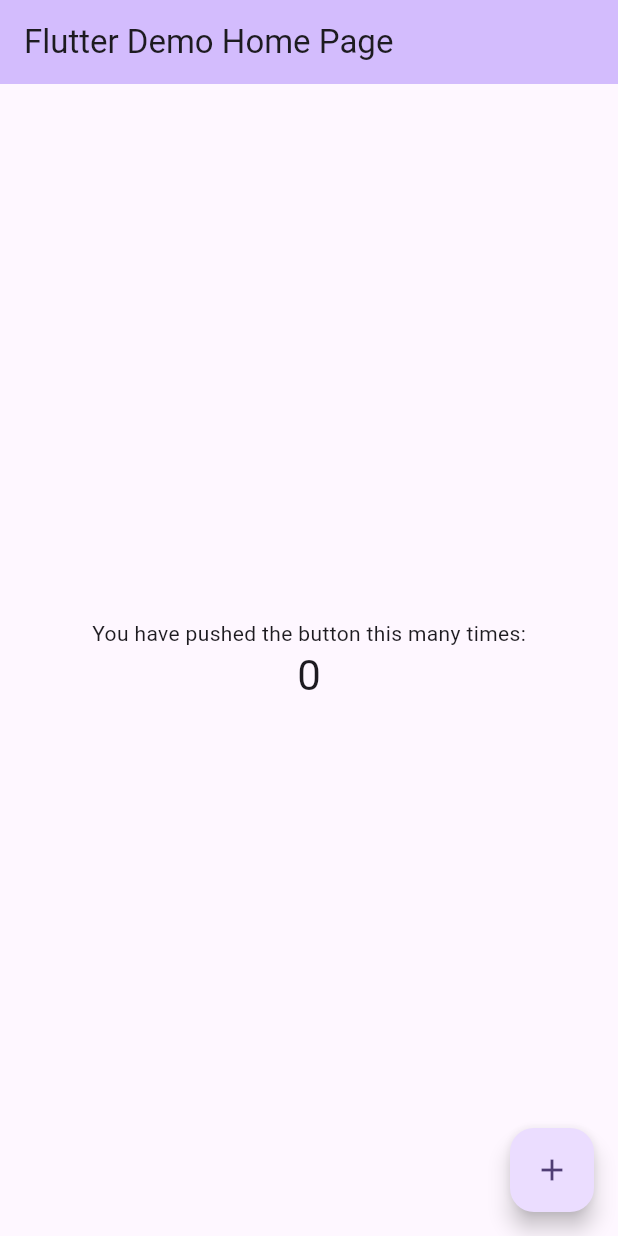
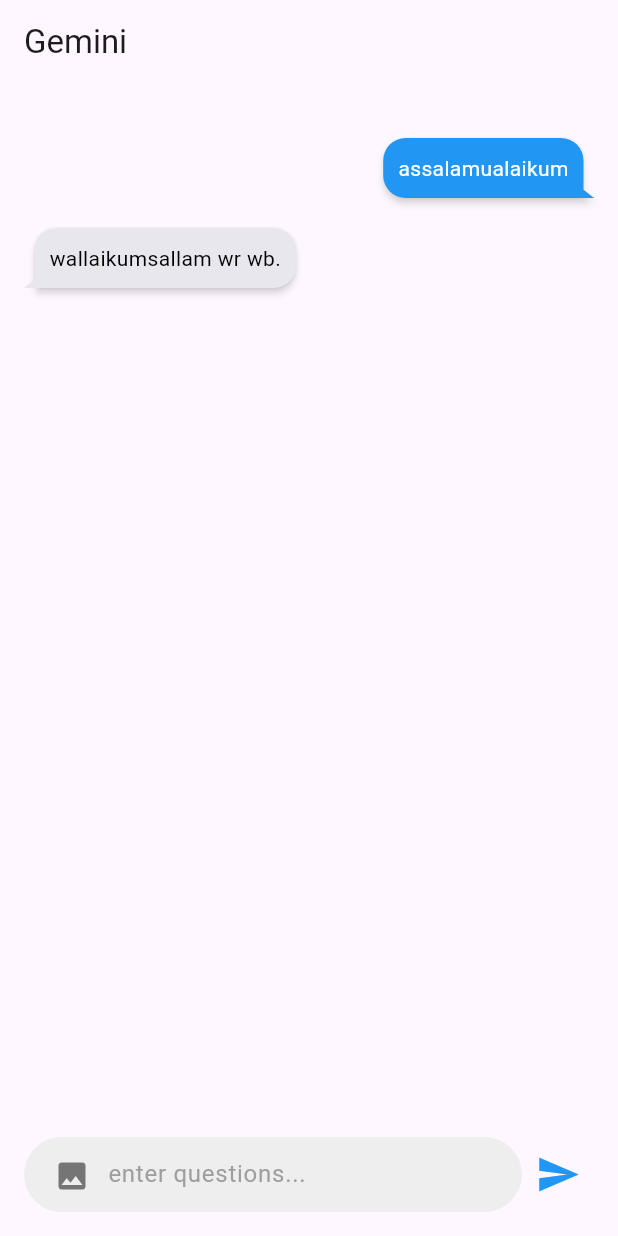
Before and after one commit to fanes-setiawan/FlutterGem-Showcase, a Flutter app: the screen it shows after launch, on a phone screen of 412 x 824 dp. Run offline on Flutter 3.47's test engine with Material 3 defaults, Android fonts, the phone set to English and light mode, and no system bars; drawn by our look-alikes of flutter_chat_bubble.

Commit message:
feat : screen chat

```diff
--- /dev/null
+++ b/lib/controller/home_controller.dart
@@ -0,0 +1,4 @@
+class HomeController {
+  void Function(void Function()) setState;
+  HomeController({required this.setState});
+}
--- a/lib/main.dart
+++ b/lib/main.dart
@@ -1,4 +1,5 @@
 import 'package:flutter/material.dart';
+import 'package:fluttergem_showcase/screens/home_screens.dart';
 
 void main() {
   runApp(const MyApp());
@@ -11,6 +12,7 @@
   @override
   Widget build(BuildContext context) {
     return MaterialApp(
+        debugShowCheckedModeBanner: false,
         title: 'Flutter Demo',
         theme: ThemeData(
           // This is the theme of your application.
@@ -31,95 +33,6 @@
           colorScheme: ColorScheme.fromSeed(seedColor: Colors.deepPurple),
           useMaterial3: true,
         ),
-      home: const MyHomePage(title: 'Flutter Demo Home Page'),
-    );
+        home: const HomeScreens());
   }
 }
-
-class MyHomePage extends StatefulWidget {
-  const MyHomePage({super.key, required this.title});
-
-  // This widget is the home page of your application. It is stateful, meaning
-  // that it has a State object (defined below) that contains fields that affect
-  // how it looks.
-
-  // This class is the configuration for the state. It holds the values (in this
-  // case the title) provided by the parent (in this case the App widget) and
-  // used by the build method of the State. Fields in a Widget subclass are
-  // always marked "final".
-
-  final String title;
-
-  @override
-  State<MyHomePage> createState() => _MyHomePageState();
-}
-
-class _MyHomePageState extends State<MyHomePage> {
-  int _counter = 0;
-
-  void _incrementCounter() {
-    setState(() {
-      // This call to setState tells the Flutter framework that something has
-      // changed in this State, which causes it to rerun the build method below
-      // so that the display can reflect the updated values. If we changed
-      // _counter without calling setState(), then the build method would not be
-      // called again, and so nothing would appear to happen.
-      _counter++;
-    });
-  }
-
-  @override
-  Widget build(BuildContext context) {
-    // This method is rerun every time setState is called, for instance as done
-    // by the _incrementCounter method above.
-    //
-    // The Flutter framework has been optimized to make rerunning build methods
-    // fast, so that you can just rebuild anything that needs updating rather
-    // than having to individually change instances of widgets.
-    return Scaffold(
-      appBar: AppBar(
-        // TRY THIS: Try changing the color here to a specific color (to
-        // Colors.amber, perhaps?) and trigger a hot reload to see the AppBar
-        // change color while the other colors stay the same.
-        backgroundColor: Theme.of(context).colorScheme.inversePrimary,
-        // Here we take the value from the MyHomePage object that was created by
-        // the App.build method, and use it to set our appbar title.
-        title: Text(widget.title),
-      ),
-      body: Center(
-        // Center is a layout widget. It takes a single child and positions it
-        // in the middle of the parent.
-        child: Column(
-          // Column is also a layout widget. It takes a list of children and
-          // arranges them vertically. By default, it sizes itself to fit its
-          // children horizontally, and tries to be as tall as its parent.
-          //
-          // Column has various properties to control how it sizes itself and
-          // how it positions its children. Here we use mainAxisAlignment to
-          // center the children vertically; the main axis here is the vertical
-          // axis because Columns are vertical (the cross axis would be
-          // horizontal).
-          //
-          // TRY THIS: Invoke "debug painting" (choose the "Toggle Debug Paint"
-          // action in the IDE, or press "p" in the console), to see the
-          // wireframe for each widget.
-          mainAxisAlignment: MainAxisAlignment.center,
-          children: <Widget>[
-            const Text(
-              'You have pushed the button this many times:',
-            ),
-            Text(
-              '$_counter',
-              style: Theme.of(context).textTheme.headlineMedium,
-            ),
-          ],
-        ),
-      ),
-      floatingActionButton: FloatingActionButton(
-        onPressed: _incrementCounter,
-        tooltip: 'Increment',
-        child: const Icon(Icons.add),
-      ), // This trailing comma makes auto-formatting nicer for build methods.
-    );
-  }
-}
--- /dev/null
+++ b/lib/screens/home_screens.dart
@@ -0,0 +1,119 @@
+import 'package:flutter/material.dart';
+import 'package:flutter_chat_bubble/chat_bubble.dart';
+import 'package:fluttergem_showcase/controller/home_controller.dart';
+
+class HomeScreens extends StatefulWidget {
+  const HomeScreens({super.key});
+
+  @override
+  State<HomeScreens> createState() => _HomeScreensState();
+}
+
+class _HomeScreensState extends State<HomeScreens> {
+  HomeController? _controller;
+
+  @override
+  void initState() {
+    super.initState();
+    _controller = HomeController(setState: setState);
+  }
+
+  @override
+  Widget build(BuildContext context) {
+    return Scaffold(
+      appBar: AppBar(
+        title: const Text('Gemini'),
+      ),
+      body: Container(
+        padding: const EdgeInsets.all(16),
+        child: Column(
+          children: [
+            ChatBubble(
+              clipper: ChatBubbleClipper3(type: BubbleType.sendBubble),
+              alignment: Alignment.topRight,
+              margin: const EdgeInsets.only(top: 20),
+              backGroundColor: Colors.blue,
+              child: Container(
+                constraints: BoxConstraints(
+                  maxWidth: MediaQuery.of(context).size.width * 0.7,
+                ),
+                child: const Text(
+                  "assalamualaikum",
+                  style: TextStyle(color: Colors.white),
+                ),
+              ),
+            ),
+            ChatBubble(
+              clipper: ChatBubbleClipper3(type: BubbleType.receiverBubble),
+              backGroundColor: const Color(0xffE7E7ED),
+              margin: const EdgeInsets.only(top: 20),
+              child: Container(
+                constraints: BoxConstraints(
+                  maxWidth: MediaQuery.of(context).size.width * 0.7,
+                ),
+                child: const Text(
+                  "wallaikumsallam wr wb.",
+                  style: TextStyle(color: Colors.black),
+                ),
+              ),
+            ),
+            const Spacer(),
+            Row(
+              children: [
+                Expanded(
+                  child: Container(
+                    height: 50,
+                    padding: const EdgeInsets.symmetric(
+                      vertical: 6.0,
+                      horizontal: 12.0,
+                    ),
+                    decoration: BoxDecoration(
+                      color: Colors.grey[200],
+                      borderRadius: const BorderRadius.all(
+                        Radius.circular(50.0),
+                      ),
+                    ),
+                    child: Row(
+                      children: [
+                        Padding(
+                          padding: const EdgeInsets.all(8.0),
+                          child: Icon(
+                            Icons.image,
+                            color: Colors.grey[600],
+                          ),
+                        ),
+                        Expanded(
+                          child: TextFormField(
+                            initialValue: null,
+                            decoration: InputDecoration.collapsed(
+                              filled: true,
+                              fillColor: Colors.transparent,
+                              hintText: "enter questions...",
+                              hintStyle: TextStyle(
+                                color: Colors.grey[500],
+                              ),
+                              hoverColor: Colors.transparent,
+                            ),
+                            onFieldSubmitted: (value) {},
+                          ),
+                        ),
+                      ],
+                    ),
+                  ),
+                ),
+                IconButton(
+                  onPressed: () {},
+                  icon: const Icon(
+                    Icons.send,
+                    color: Colors.blue,
+                    size: 30.0,
+                  ),
+                ),
+              ],
+            ),
+          ],
+        ),
+      ),
+    );
+  }
+}
--- a/pubspec.yaml
+++ b/pubspec.yaml
@@ -35,6 +35,7 @@
   # The following adds the Cupertino Icons font to your application.
   # Use with the CupertinoIcons class for iOS style icons.
   cupertino_icons: ^1.0.2
+  flutter_chat_bubble: ^2.0.2
 
 dev_dependencies:
   flutter_test:
```
Also changed, not shown: pubspec.lock. Lines whose indentation alone changed are shown as unchanged.
